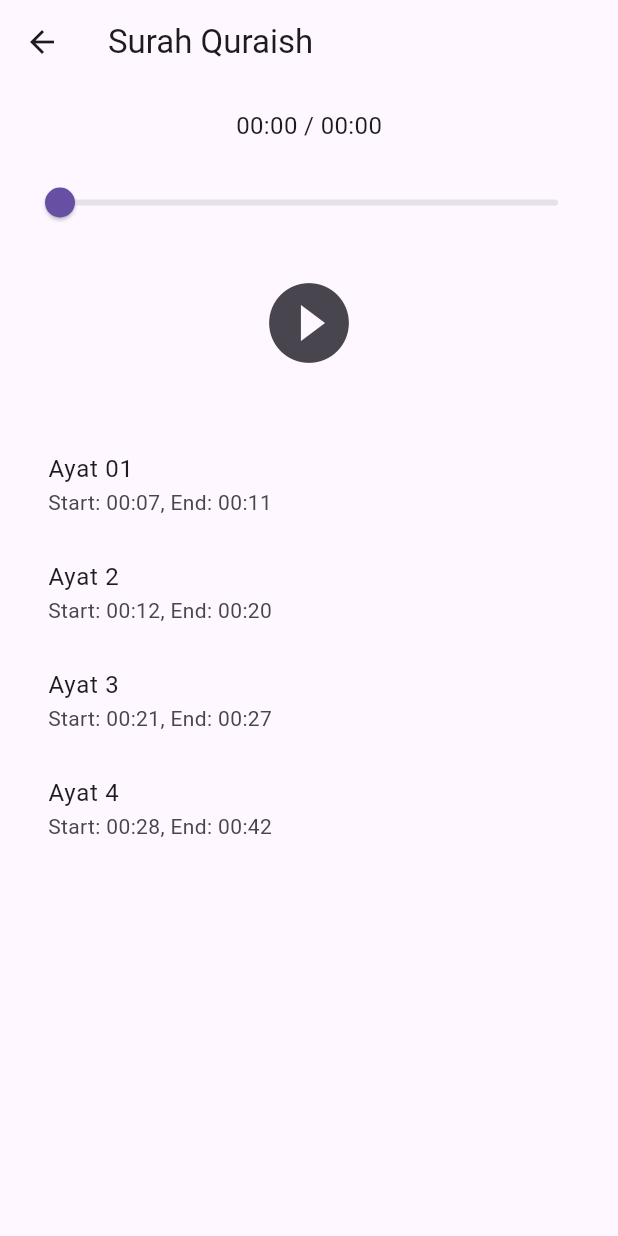
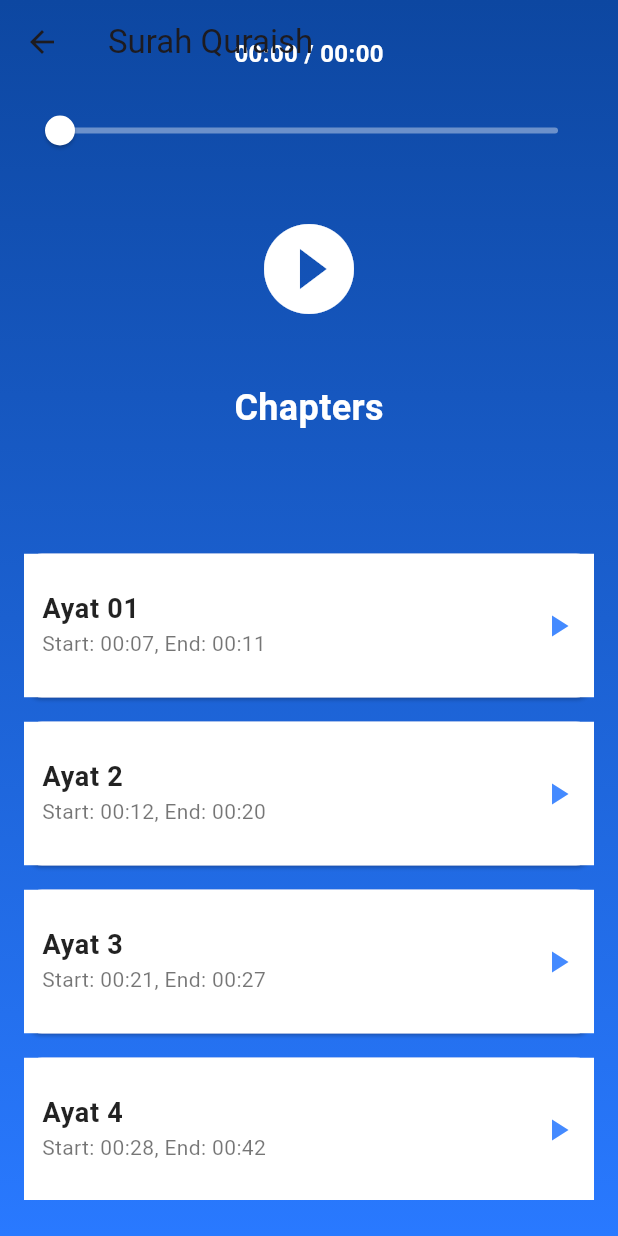
Before and after one commit to The-Black-Shadow/al_quran, a Flutter app: the screen it shows after launch, after a tap on an icon or button, on a phone screen of 412 x 824 dp. Run offline on Flutter 3.47's test engine with Material 3 defaults, Android fonts, the phone set to English and light mode, and no system bars; our stand-ins replace just_audio.

Commit message:
change audo player page style

```diff
--- a/lib/pages/audio_player.dart
+++ b/lib/pages/audio_player.dart
@@ -71,48 +71,112 @@ class _AudioPlayerPageState extends State<AudioPlayerPage> {
   @override
   Widget build(BuildContext context) {
     return Scaffold(
+      extendBodyBehindAppBar: true,
       appBar: AppBar(
         title: Text(widget.title),
+        backgroundColor: Colors.transparent,
+        elevation: 0,
       ),
-      body: Padding(
-        padding: const EdgeInsets.all(16.0),
+      body: Container(
+        decoration: BoxDecoration(
+          gradient: LinearGradient(
+            colors: [Colors.blue.shade900, Colors.blueAccent.shade400],
+            begin: Alignment.topCenter,
+            end: Alignment.bottomCenter,
+          ),
+        ),
+        child: Padding(
+          padding: const EdgeInsets.symmetric(horizontal: 16.0, vertical: 24.0),
           child: Column(
             children: [
+              // Song Duration Display
               Text(
                 '${_formatDuration(_currentPosition)} / ${_formatDuration(_totalDuration)}',
-              style: const TextStyle(fontSize: 16),
+                style: const TextStyle(
+                  fontSize: 16,
+                  color: Colors.white,
+                  fontWeight: FontWeight.w600,
+                ),
               ),
               const SizedBox(height: 16),
-            Slider(
+
+              // Seek Bar
+              SliderTheme(
+                data: SliderThemeData(
+                  thumbColor: Colors.white,
+                  activeTrackColor: Colors.blueAccent,
+                  inactiveTrackColor: Colors.white38,
+                ),
+                child: Slider(
                   value: _currentPosition.inSeconds.toDouble(),
                   max: _totalDuration.inSeconds.toDouble(),
                   onChanged: (value) {
                     _audioPlayer.seek(Duration(seconds: value.toInt()));
                   },
                 ),
-            const SizedBox(height: 16),
+              ),
+              const SizedBox(height: 24),
+
+              // Play/Pause Button
               IconButton(
-              iconSize: 64,
+                iconSize: 72,
                 icon: Icon(
                   _audioPlayer.playing
                       ? Icons.pause_circle_filled
                       : Icons.play_circle_filled,
+                  color: Colors.white,
                 ),
                 onPressed: _togglePlayPause,
               ),
               const SizedBox(height: 32),
+
+              // Chapter List Header
+              Text(
+                'Chapters',
+                style: TextStyle(
+                  fontSize: 24,
+                  fontWeight: FontWeight.bold,
+                  color: Colors.white,
+                ),
+              ),
+              const SizedBox(height: 16),
+
+              // Chapter List
               Expanded(
                 child: ListView.builder(
                   itemCount: widget.chapters.length,
                   itemBuilder: (context, index) {
                     final chapter = widget.chapters[index];
-                  return ListTile(
-                    title: Text(chapter['title']),
+                    return Card(
+                      margin: const EdgeInsets.symmetric(vertical: 8.0),
+                      shape: RoundedRectangleBorder(
+                        borderRadius: BorderRadius.circular(12),
+                      ),
+                      child: ListTile(
+                        tileColor: Colors.white,
+                        contentPadding: const EdgeInsets.all(12),
+                        title: Text(
+                          chapter['title'],
+                          style: const TextStyle(
+                            fontSize: 18,
+                            fontWeight: FontWeight.w600,
+                            color: Colors.black87,
+                          ),
+                        ),
                         subtitle: Text(
                           'Start: ${_formatDuration(chapter['start'])}, '
                           'End: ${_formatDuration(chapter['end'])}',
+                          style: const TextStyle(
+                            fontSize: 14,
+                            color: Colors.black54,
+                          ),
+                        ),
+                        trailing: const Icon(
+                          Icons.play_arrow,
+                          color: Colors.blueAccent,
                         ),
                         onTap: () => _playChapter(chapter['start']),
+                      ),
                     );
                   },
                 ),
@@ -120,6 +184,7 @@ class _AudioPlayerPageState extends State<AudioPlayerPage> {
             ],
           ),
         ),
+      ),
     );
   }
 }
```
Lines whose indentation alone changed are shown as unchanged.
